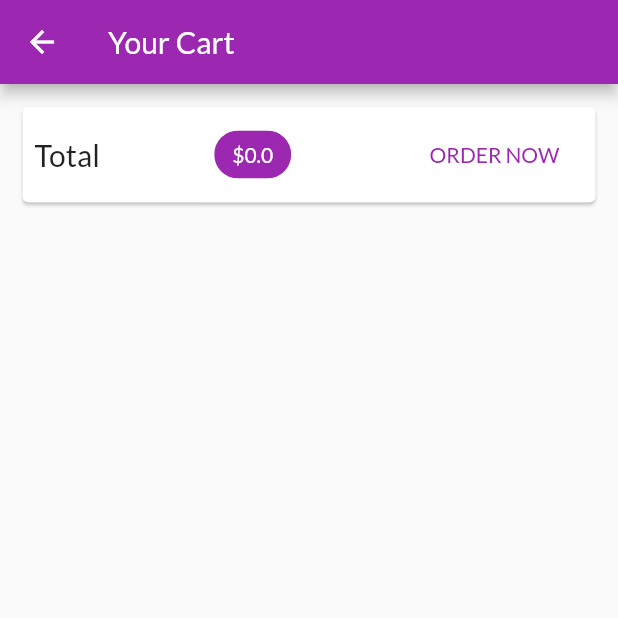
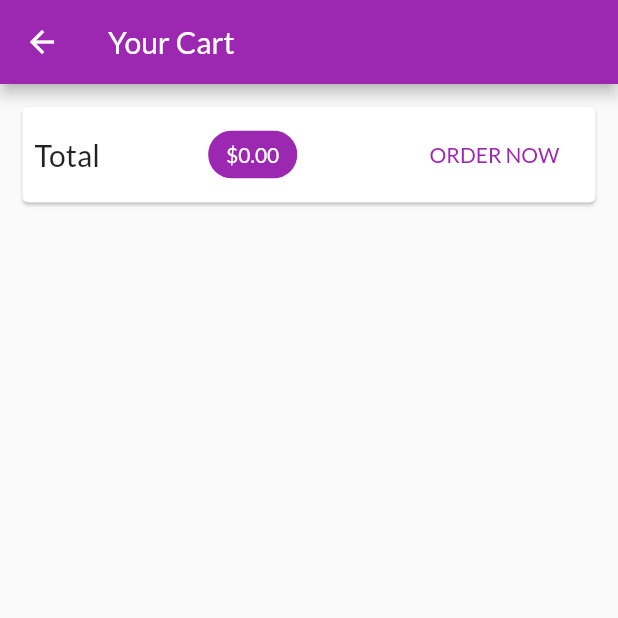
Before and after one commit to madebyrh/shop_app, a Flutter app: the CartScreen screen opened by its route, after a tap on "ORDER NOW", on a phone screen of 412 x 824 dp, the top half of it. Run offline on Flutter 3.47's test engine with Material 2 defaults, Android fonts, the phone set to English and light mode, and no system bars; network calls fail.

```diff
--- a/lib/main.dart
+++ b/lib/main.dart
@@ -5,6 +5,8 @@ import './providers/products.dart';
 import 'package:provider/provider.dart';
 import './providers/cart.dart';
 import './screens/cart_screen.dart';
+import './providers/orders.dart';
+import './screens/orders_screen.dart';
 
 void main() => runApp(MyApp());
 
@@ -22,6 +24,9 @@ class MyApp extends StatelessWidget {
         ChangeNotifierProvider.value(
           value: Cart(),
         ),
+        ChangeNotifierProvider.value(
+          value: Orders(),
+        ),
       ],
       child: MaterialApp(
         title: 'MyShop',
@@ -34,6 +39,7 @@ class MyApp extends StatelessWidget {
         routes: {
           ProductDetailScreen.routeName: (ctx) => ProductDetailScreen(),
           CartScreen.routeName: (ctx) => CartScreen(),
+          OrdersScreen.routeName: (ctx) => OrdersScreen(),
         },
       ),
     );
--- /dev/null
+++ b/lib/providers/orders.dart
@@ -0,0 +1,38 @@
+import 'package:flutter/material.dart';
+import './cart.dart';
+import 'package:flutter/foundation.dart';
+
+class OrderItem {
+  final String id;
+  final double amount;
+  final List<CartItem> products;
+  final DateTime dateTime;
+
+  OrderItem({
+    @required this.id,
+    @required this.amount,
+    @required this.products,
+    @required this.dateTime,
+  });
+}
+
+class Orders with ChangeNotifier {
+  List<OrderItem> _orders = [];
+
+  List<OrderItem> get orders {
+    return [..._orders];
+  }
+
+  void addOrder(List<CartItem> cartProducts, double total) {
+    _orders.insert(
+      0,
+      OrderItem(
+        id: DateTime.now().toString(),
+        amount: total,
+        dateTime: DateTime.now(),
+        products: cartProducts,
+      ),
+    );
+    notifyListeners();
+  }
+}
--- a/lib/screens/cart_screen.dart
+++ b/lib/screens/cart_screen.dart
@@ -2,6 +2,7 @@ import 'package:flutter/material.dart';
 import 'package:provider/provider.dart';
 import '../providers/cart.dart' show Cart;
 import '../widgets/cart_item.dart'; // as ci;
+import '../providers/orders.dart';
 
 class CartScreen extends StatelessWidget {
   static const routeName = '/cart';
@@ -27,7 +28,7 @@ class CartScreen extends StatelessWidget {
                   ),
                   Chip(
                     label: Text(
-                      '\$${cart.totalAmount}',
+                      '\$${cart.totalAmount.toStringAsFixed(2)}',
                       style: TextStyle(
                         color: Theme.of(context).primaryTextTheme.title.color,
                       ),
@@ -36,7 +37,13 @@ class CartScreen extends StatelessWidget {
                   ),
                   FlatButton(
                     child: Text('ORDER NOW'),
-                    onPressed: () {},
+                    onPressed: () {
+                      Provider.of<Orders>(context, listen: false).addOrder(
+                        cart.items.values.toList(),
+                        cart.totalAmount,
+                      );
+                      cart.clear();
+                    },
                     textColor: Theme.of(context).primaryColor,
                   ),
                 ],
--- /dev/null
+++ b/lib/screens/orders_screen.dart
@@ -0,0 +1,23 @@
+import 'package:flutter/material.dart';
+import 'package:provider/provider.dart';
+import '../providers/orders.dart' show Orders;
+import '../widgets/order_item.dart';
+import '../widgets/app_drawer.dart';
+
+class OrdersScreen extends StatelessWidget {
+  static const routeName = '/orders';
+  @override
+  Widget build(BuildContext context) {
+    final orderData = Provider.of<Orders>(context);
+    return Scaffold(
+      appBar: AppBar(
+        title: Text('Your Orders'),
+      ),
+      drawer: AppDrawer(),
+      body: ListView.builder(
+        itemCount: orderData.orders.length,
+        itemBuilder: (ctx, i) => OrderItem(orderData.orders[i]),
+      ),
+    );
+  }
+}
--- a/lib/screens/products_overview_screen.dart
+++ b/lib/screens/products_overview_screen.dart
@@ -7,6 +7,7 @@ import '../providers/products.dart';
 import '../widgets/badge.dart';
 import '../providers/cart.dart';
 import './cart_screen.dart';
+import '../widgets/app_drawer.dart';
 
 enum FilterOptions {
   Favorite,
@@ -72,6 +73,7 @@ class _ProductsOverviewScreenState extends State<ProductsOverviewScreen> {
           )
         ],
       ),
+      drawer: AppDrawer(),
       body: new ProductsGrid(_showOnlyFavorites),
     );
   }
--- /dev/null
+++ b/lib/widgets/order_item.dart
@@ -0,0 +1,69 @@
+import 'package:flutter/material.dart';
+import '../providers/orders.dart' as ord;
+import 'package:intl/intl.dart';
+import 'dart:math';
+
+class OrderItem extends StatefulWidget {
+  final ord.OrderItem order;
+
+  OrderItem(this.order);
+
+  @override
+  _OrderItemState createState() => _OrderItemState();
+}
+
+class _OrderItemState extends State<OrderItem> {
+  var _expanded = false;
+  @override
+  Widget build(BuildContext context) {
+    return Card(
+      margin: EdgeInsets.all(10),
+      child: Column(
+        children: <Widget>[
+          ListTile(
+            title: Text('\$${widget.order.amount}'),
+            subtitle: Text(
+              DateFormat('dd/MM/yyyy hh:mm').format(widget.order.dateTime),
+            ),
+            trailing: IconButton(
+              icon: Icon(_expanded ? Icons.expand_less : Icons.expand_more),
+              onPressed: () {
+                setState(() {
+                  _expanded = !_expanded;
+                });
+              },
+            ),
+          ),
+          if (_expanded)
+            Container(
+              padding: EdgeInsets.symmetric(horizontal: 15, vertical: 4),
+              height: min(widget.order.products.length * 20.0 + 10, 180),
+              child: ListView(
+                children: widget.order.products
+                    .map((prod) => Row(
+                          mainAxisAlignment: MainAxisAlignment.spaceBetween,
+                          children: <Widget>[
+                            Text(
+                              prod.title,
+                              style: TextStyle(
+                                fontSize: 18,
+                                fontWeight: FontWeight.bold,
+                              ),
+                            ),
+                            Text(
+                              '${prod.quantity}x \$${prod.price}',
+                              style: TextStyle(
+                                fontSize: 18,
+                                color: Colors.grey,
+                              ),
+                            )
+                          ],
+                        ))
+                    .toList(),
+              ),
+            ),
+        ],
+      ),
+    );
+  }
+}
--- a/pubspec.yaml
+++ b/pubspec.yaml
@@ -20,6 +20,7 @@ dependencies:
   flutter:
     sdk: flutter
   provider: ^3.0.0+1
+  intl: ^0.15.8
 
   # The following adds the Cupertino Icons font to your application.
   # Use with the CupertinoIcons class for iOS style icons.
```
Also changed, not shown: lib/providers/cart.dart (+25 -0 lines), lib/screens/product_detail_screen.dart (+38 -0 lines), lib/widgets/app_drawer.dart (added, +35 -0 lines), lib/widgets/cart_item.dart (+23 -0 lines), lib/widgets/product_item.dart (+17 -0 lines), pubspec.lock.
